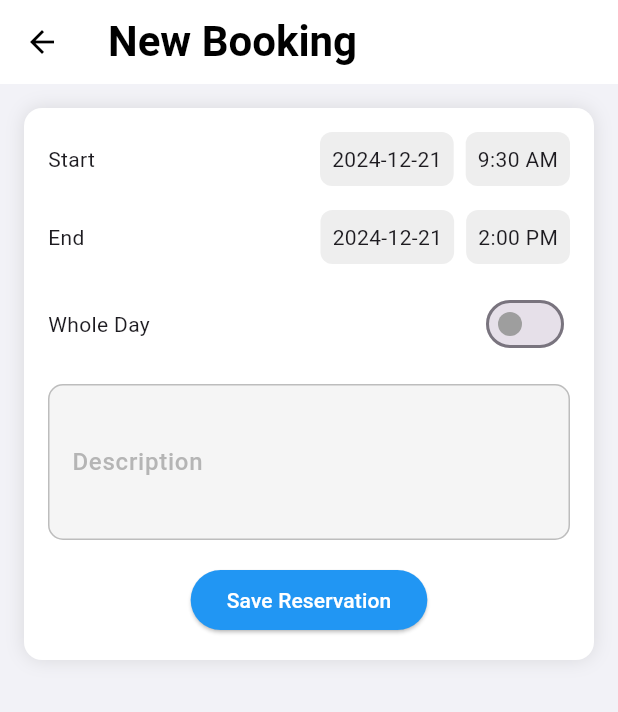
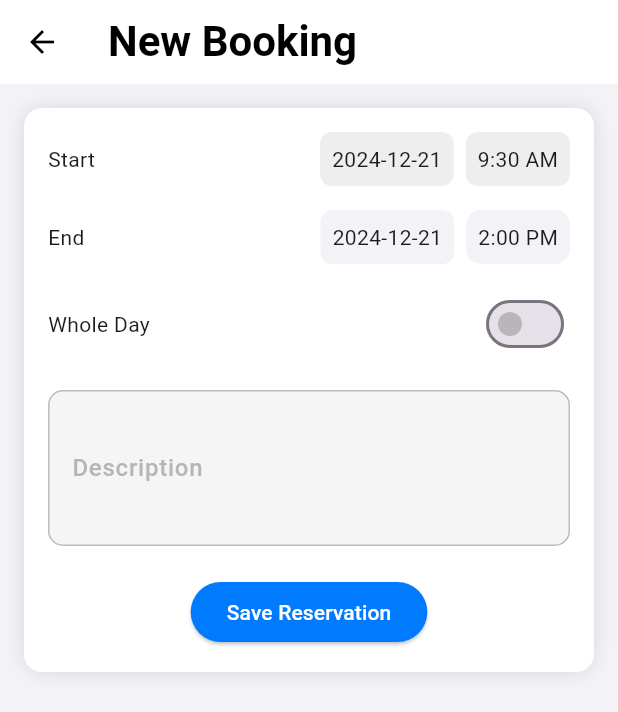
Before and after one commit to Bolzenpinguin/drive2ibiza, a Flutter app: the CalendarEvents screen opened directly, after a tap on "Save Reservation", on a phone screen of 412 x 824 dp. Shown: the top 712 px of the screen. Run offline on Flutter 3.47's test engine with Material 3 defaults, Android fonts, the phone set to English and light mode, and no system bars; our stand-ins replace flutter_map, flutter_svg, latlong2, location, share_plus, shared_preferences and 1 more; accounts and stored records are empty.

Commit message:
Work on datepage

```diff
--- a/lib/pages/calendar/calendar_events.dart
+++ b/lib/pages/calendar/calendar_events.dart
@@ -1,4 +1,5 @@
 import 'package:flutter/material.dart';
+import '../../utils/styleguide.dart';
 import '../../utils/theme.dart';
 
 class CalendarEvents extends StatefulWidget {
@@ -9,11 +10,11 @@ class CalendarEvents extends StatefulWidget {
 }
 
 class _CalendarEventsState extends State<CalendarEvents> {
-  bool isWholeDay = false; // State variable for Whole Day toggle
-  DateTime selectedStartDate = DateTime.now(); // State for Start Date
-  TimeOfDay selectedStartTime = TimeOfDay(hour: 9, minute: 30); // State for Start Time
-  DateTime selectedEndDate = DateTime.now(); // State for End Date
-  TimeOfDay selectedEndTime = TimeOfDay(hour: 14, minute: 0); // State for End Time
+  bool isWholeDay = false;
+  DateTime selectedStartDate = DateTime.now();
+  TimeOfDay selectedStartTime = TimeOfDay(hour: 9, minute: 30);
+  DateTime selectedEndDate = DateTime.now();
+  TimeOfDay selectedEndTime = TimeOfDay(hour: 14, minute: 0);
 
   // Function to pick a date
   Future<void> _selectDate(BuildContext context, bool bool) async {
@@ -24,7 +25,7 @@ class _CalendarEventsState extends State<CalendarEvents> {
       firstDate: DateTime(2000),
       lastDate: DateTime(2100),
       builder: (BuildContext context, Widget? child) {
-        // Call the static method here
+
         return AppTheme.datePickerTheme(context, child);
       },
     );
@@ -144,7 +145,7 @@ class _CalendarEventsState extends State<CalendarEvents> {
                               child: Container(
                                 padding: const EdgeInsets.symmetric(horizontal: 8, vertical: 8),
                                 decoration: BoxDecoration(
-                                  color: Colors.grey.shade200,
+                                  color: appBackgroundColor,
                                   borderRadius: BorderRadius.circular(8),
                                 ),
                                 child: Text(
@@ -159,16 +160,13 @@ class _CalendarEventsState extends State<CalendarEvents> {
                               child: Container(
                                 padding: const EdgeInsets.symmetric(horizontal: 8, vertical: 8),
                                 decoration: BoxDecoration(
-                                  color: isWholeDay
-                                      ? Colors.grey.shade300
-                                      : Colors.grey.shade200,
-                                  borderRadius: BorderRadius.circular(8),
+                                  color: appBackgroundColor,
+                                  borderRadius: BorderRadius.circular(borderRadiusMedium),
                                 ),
                                 child: Text(
                                   isWholeDay
                                       ? '--:--'
                                       : selectedEndTime.format(context),
-                                  style: const TextStyle(fontSize: 14),
                                 ),
                               ),
                             ),
@@ -187,15 +185,15 @@ class _CalendarEventsState extends State<CalendarEvents> {
                           value: isWholeDay,
                           onChanged: (bool value) {
                             setState(() {
-                              isWholeDay = value; // Update the toggle state
+                              isWholeDay = value;
                             });
                           },
-                          activeColor: Colors.blue,
-                          inactiveThumbColor: Colors.grey,
+                          activeColor: btnBackgroundColor,
+                          inactiveThumbColor: secondaryFontColor,
                         ),
                       ],
                     ),
-                    const SizedBox(height: 16),
+                    const SizedBox(height: spacingNormal),
 
                     // Description Input
                     TextField(
@@ -203,23 +201,22 @@ class _CalendarEventsState extends State<CalendarEvents> {
                         labelText: 'Description',
                         hintText: 'Enter details here',
                         border: OutlineInputBorder(
-                          borderRadius: BorderRadius.circular(8.0),
+                          borderRadius: BorderRadius.circular(borderRadiusSmall),
                         ),
                       ),
                       maxLines: 3,
                     ),
-                    const SizedBox(height: 16),
+                    const SizedBox(height: spacingNormal),
 
                     // Save Button
                     ElevatedButton(
                       onPressed: () {
-                        print("Start: ${selectedStartDate.toLocal()} ${selectedStartTime.format(context)}");
-                        print("End: ${selectedEndDate.toLocal()} ${selectedEndTime.format(context)}");
-                        print("Whole Day: $isWholeDay");
+
+                        // TODO
                       },
                       style: ElevatedButton.styleFrom(
-                        foregroundColor: Colors.white,
-                        backgroundColor: Colors.blue,
+                        foregroundColor: btnFontColor,
+                        backgroundColor: btnBackgroundColor,
                       ),
                       child: const Text('Save Reservation'),
                     ),
```
